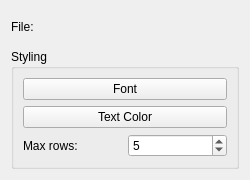
Before: the Qt Designer form applets/fileWatcher/fileWatcherConfig.ui in KDE/kdeplasma-addons, drawn with Qt 5.
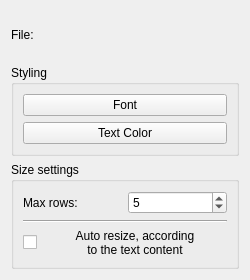
After: the same form once the commit is applied.

Commit message:
optionally auto-resize on line width changes patch by Michal Seben
CCMAIL:mseben@gmail.com

What changed in the file:
```diff
--- a/applets/fileWatcher/fileWatcherConfig.ui
+++ b/applets/fileWatcher/fileWatcherConfig.ui
@@ -6,7 +6,7 @@
     <x>0</x>
     <y>0</y>
     <width>250</width>
-    <height>180</height>
+    <height>280</height>
    </rect>
   </property>
   <property name="windowTitle" >
@@ -46,6 +46,15 @@
           </property>
          </widget>
         </item>
+       </layout>
+      </widget>
+     </item>
+     <item>
+      <widget class="QGroupBox" name="groupBoxSettings" >
+       <property name="title" >
+        <string>Size settings</string>
+       </property>
+       <layout class="QVBoxLayout" name="verticalLayout_2" >
         <item>
          <layout class="QHBoxLayout" >
           <item>
@@ -67,6 +76,37 @@
           </item>
          </layout>
         </item>
+        <item>
+         <widget class="Line" name="line" >
+          <property name="orientation" >
+           <enum>Qt::Horizontal</enum>
+          </property>
+         </widget>
+        </item>
+        <item>
+         <layout class="QHBoxLayout" name="horizontalLayout" >
+          <item>
+           <widget class="QCheckBox" name="chb_autoResize" />
+          </item>
+          <item>
+           <widget class="QLabel" name="label_3" >
+            <property name="sizePolicy" >
+             <sizepolicy vsizetype="Preferred" hsizetype="MinimumExpanding" >
+              <horstretch>0</horstretch>
+              <verstretch>0</verstretch>
+             </sizepolicy>
+            </property>
+            <property name="text" >
+             <string>Auto resize, according
+to the text content</string>
+            </property>
+            <property name="alignment" >
+             <set>Qt::AlignCenter</set>
+            </property>
+           </widget>
+          </item>
+         </layout>
+        </item>
        </layout>
       </widget>
      </item>
```
Left out of the diff: 2 changed lines with no effect on the pictures. The commit also changes 4 other files.
